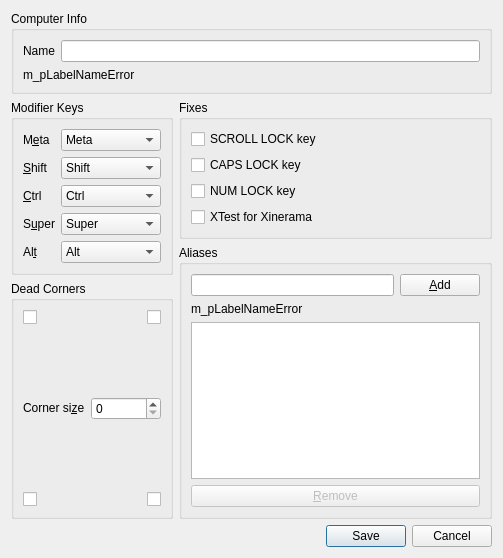
Qt form src/lib/gui/dialogs/ScreenSettingsDialog.ui (deskflow/deskflow) before a commit.
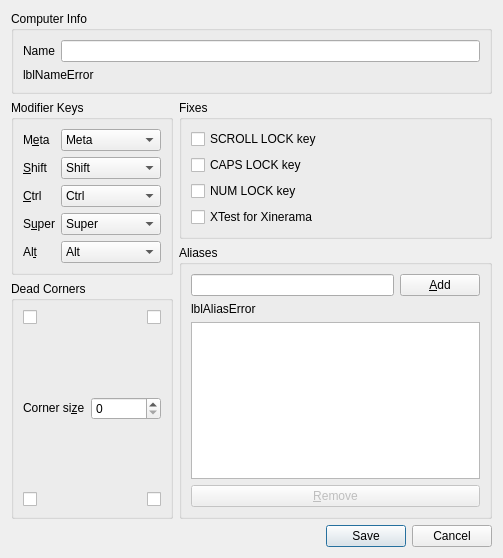
The same form after that commit.

Commit message: refactor: ScreenSettingsDialog, conform to naming conventions

The edit to the form file:
```diff
--- a/src/lib/gui/dialogs/ScreenSettingsDialog.ui
+++ b/src/lib/gui/dialogs/ScreenSettingsDialog.ui
@@ -74,7 +74,7 @@
          </size>
         </property>
         <property name="text">
-         <string>m_pLabelNameError</string>
+         <string>lblNameError</string>
         </property>
         <property name="alignment">
          <set>Qt::AlignmentFlag::AlignLeading|Qt::AlignmentFlag::AlignLeft|Qt::AlignmentFlag::AlignVCenter</set>
@@ -615,7 +615,7 @@
              </size>
             </property>
             <property name="text">
-             <string>m_pLabelNameError</string>
+             <string>lblAliasError</string>
             </property>
             <property name="wordWrap">
              <bool>true</bool>
```
Left out of the diff: 122 changed lines with no effect on the pictures. The commit also changes 2 other files.
